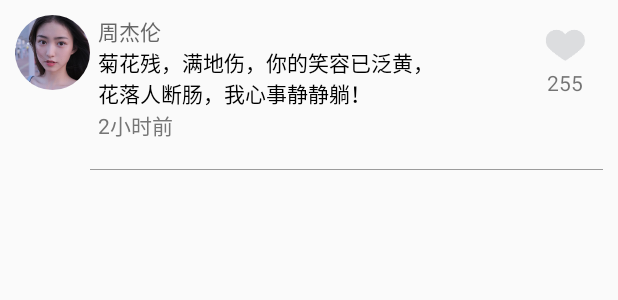
After one commit to csuZipple/Xsheng, an Android app: the layout item_comment.xml on its own in the app's theme, with its tools: preview values and no code run, on a phone screen of 412 x 824 dp. The commit adds this screen. Shown: the top 300 px of the screen. Run offline under Robolectric (Android 15) with nearby library versions, the phone set to English and light mode, and no system bars.

Commit message:
更新了评论

```diff
--- a/app/build.gradle
+++ b/app/build.gradle
@@ -36,4 +36,5 @@ dependencies {
     compile 'com.github.yangjie10930:EpMedia:v0.9.5'
     compile 'com.github.bumptech.glide:glide:3.7.0'
     compile 'com.github.medyo:android-about-page:1.2.4'
+    implementation 'de.hdodenhof:circleimageview:2.2.0'
 }
--- a/app/src/main/java/zippler/cn/xs/entity/Comment.java
+++ b/app/src/main/java/zippler/cn/xs/entity/Comment.java
@@ -4,7 +4,7 @@ package zippler.cn.xs.entity;
  * Created by Zipple on 2018/5/14.
  * about words
  */
-public class Comment {
+public class Comment implements Cloneable {
     private int id;
     private int userId;
     private String content;
@@ -41,4 +41,6 @@ public class Comment {
     public void setTime(String time) {
         this.time = time;
     }
+
+
 }
--- /dev/null
+++ b/app/src/main/res/anim/pop_in_anim.xml
@@ -0,0 +1,5 @@
+<?xml version="1.0" encoding="utf-8"?>
+<set xmlns:android="http://schemas.android.com/apk/res/android">
+    <translate android:duration="500" android:fromYDelta="10%p" android:toYDelta="0" />
+    <alpha android:duration="500" android:fromAlpha="0.0" android:toAlpha="1.0" />
+</set>
--- /dev/null
+++ b/app/src/main/res/drawable/comment_view_shape.xml
@@ -0,0 +1,6 @@
+<?xml version="1.0" encoding="utf-8"?>
+<shape xmlns:android="http://schemas.android.com/apk/res/android" android:shape="rectangle">
+
+    <corners android:topLeftRadius="10dp" android:topRightRadius="10dp"/>
+    <solid android:color="#fff"/>
+</shape>
--- /dev/null
+++ b/app/src/main/res/layout/item_comment.xml
@@ -0,0 +1,69 @@
+<?xml version="1.0" encoding="utf-8"?>
+<RelativeLayout xmlns:android="http://schemas.android.com/apk/res/android"
+    android:padding="10dp"
+    android:layout_width="match_parent" android:layout_height="wrap_content">
+
+    <de.hdodenhof.circleimageview.CircleImageView
+        android:id="@+id/image"
+        android:layout_width="50dp"
+        android:layout_height="50dp"
+        android:layout_alignParentStart="true"
+        android:layout_alignParentTop="true"
+        android:src="@mipmap/girl_small" />
+
+    <TextView
+        android:layout_marginLeft="5dp"
+        android:layout_alignTop="@id/image"
+        android:layout_toRightOf="@id/image"
+        android:id="@+id/name"
+        android:text="周杰伦"
+        android:textColor="#666"
+        android:layout_width="wrap_content"
+        android:layout_height="wrap_content" />
+
+    <TextView
+        android:layout_toRightOf="@id/image_like"
+        android:id="@+id/comment"
+        android:layout_width="230dp"
+        android:layout_height="wrap_content"
+        android:layout_alignStart="@+id/name"
+        android:layout_below="@+id/name"
+        android:text="菊花残，满地伤，你的笑容已泛黄，花落人断肠，我心事静静躺！"
+        android:textColor="#000" />
+
+    <TextView
+        android:id="@+id/time"
+        android:textColor="#767676"
+        android:layout_marginLeft="5dp"
+        android:layout_toRightOf="@id/image"
+        android:layout_below="@id/comment"
+        android:text="2小时前"
+        android:layout_width="wrap_content"
+        android:layout_height="wrap_content" />
+
+    <ImageView
+        android:layout_marginRight="10dp"
+        android:layout_marginTop="5dp"
+        android:src="@mipmap/like"
+        android:layout_alignParentRight="true"
+        android:id="@+id/image_like"
+        android:layout_width="30dp"
+        android:layout_height="30dp" />
+
+    <TextView
+        android:gravity="center"
+        android:layout_alignParentRight="true"
+        android:layout_below="@id/image_like"
+        android:text="255"
+        android:id="@+id/like_count"
+        android:layout_width="50dp"
+        android:layout_height="wrap_content" />
+
+    <View
+        android:layout_toRightOf="@id/image"
+        android:layout_marginTop="40dp"
+        android:layout_below="@id/comment"
+        android:background="#9b9b9b"
+        android:layout_width="wrap_content"
+        android:layout_height="1px"/>
+</RelativeLayout>
--- a/app/src/main/res/values/styles.xml
+++ b/app/src/main/res/values/styles.xml
@@ -29,4 +29,9 @@
         <item name="android:windowFullscreen">true</item>
         <!-- <item name="android:windowIsTranslucent">true</item> -->
     </style>
+
+    <style name="record_pop_anim" parent="android:Animation">
+        <item name="android:windowEnterAnimation">@anim/pop_in_anim</item>
+        <item name="android:windowExitAnimation">@anim/pop_exit_anim</item>
+    </style>
 </resources>
```
Also changed, not shown: app/src/main/AndroidManifest.xml (+7 -5 lines), app/src/main/java/zippler/cn/xs/activity/CommentActivity.java (added, +49 -0 lines), app/src/main/java/zippler/cn/xs/adapter/CommentAdapter.java (added, +49 -0 lines), app/src/main/java/zippler/cn/xs/component/CommentPopView.java (added, +97 -0 lines), app/src/main/java/zippler/cn/xs/holder/CommentViewHolder.java (added, +31 -0 lines), app/src/main/res/anim/pop_exit_anim.xml (added, +11 -0 lines), app/src/main/res/layout/activity_comment.xml (added, +14 -0 lines), app/src/main/res/layout/pop_view_comment.xml (added, +54 -0 lines), app/src/main/res/drawable/girl_small.png (added), app/src/main/res/mipmap-mdpi/girl_small.png (added), app/src/main/res/mipmap-xxhdpi/dark_close.png (added), app/src/main/res/mipmap-xxhdpi/like.png (added), app/src/main/res/mipmap-xxhdpi/like_red.png (added).
